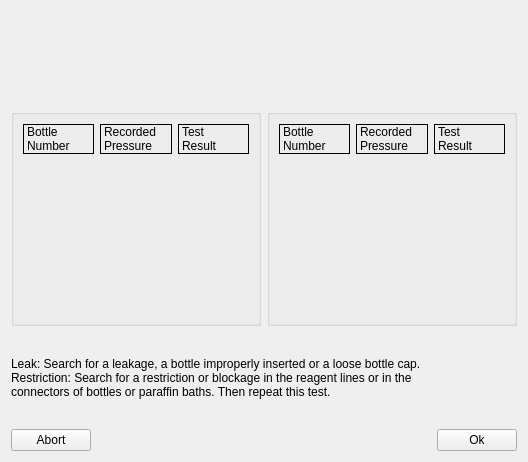
Qt form ServiceSW/Master/Components/Diagnostics/Forms/LiquidHoseTestDlg.ui (Liyezhong/Master) before a commit.
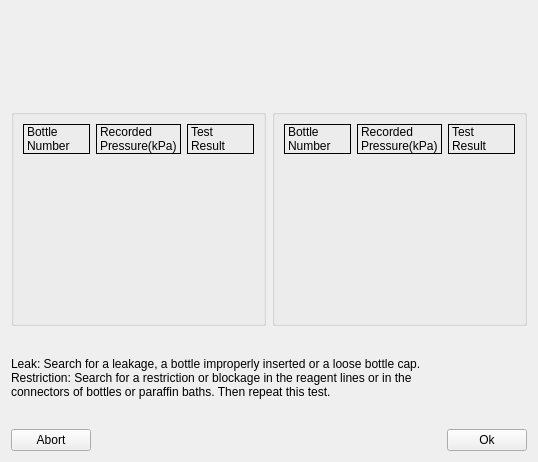
The same form after that commit.

Commit message: S:SVCDiagnostics  add button for schematics

Diff of the .ui file:
```diff
--- a/ServiceSW/Master/Components/Diagnostics/Forms/LiquidHoseTestDlg.ui
+++ b/ServiceSW/Master/Components/Diagnostics/Forms/LiquidHoseTestDlg.ui
@@ -6,7 +6,7 @@
    <rect>
     <x>0</x>
     <y>0</y>
-    <width>528</width>
+    <width>538</width>
     <height>462</height>
    </rect>
   </property>
@@ -38,7 +38,7 @@
         </property>
         <property name="text">
          <string>Recorded
-Pressure</string>
+Pressure(kPa)</string>
         </property>
        </widget>
       </item>
@@ -248,7 +248,7 @@
         </property>
         <property name="text">
          <string>Recorded
-Pressure</string>
+Pressure(kPa)</string>
         </property>
        </widget>
       </item>
```
The commit also changes 5 other files.
